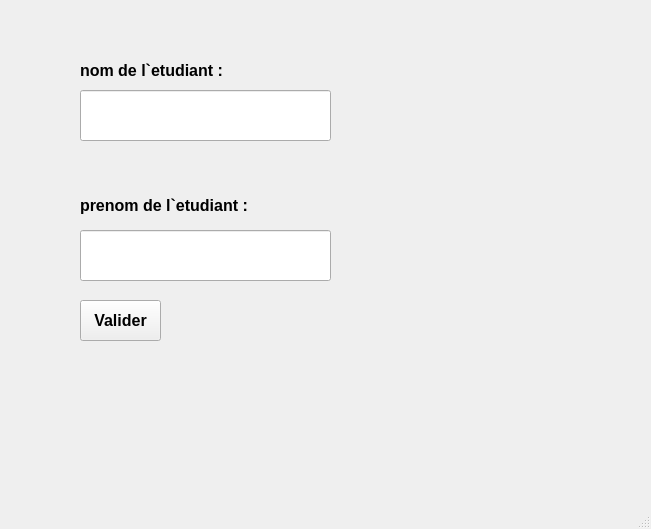
The window that interface_QT.ui (jlebelj/intra_1) describes before a commit, drawn with Qt 5.
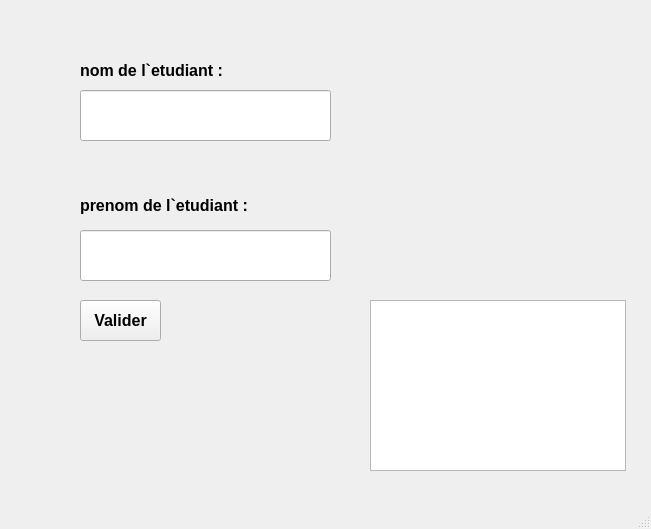
The same window after the commit.

The edit to the form file:
```diff
--- a/interface_QT.ui
+++ b/interface_QT.ui
@@ -101,6 +101,30 @@
      <string>prenom de l`etudiant :</string>
     </property>
    </widget>
+   <widget class="QTextBrowser" name="TB_answer">
+    <property name="geometry">
+     <rect>
+      <x>370</x>
+      <y>300</y>
+      <width>256</width>
+      <height>171</height>
+     </rect>
+    </property>
+    <property name="font">
+     <font>
+      <underline>false</underline>
+      <strikeout>false</strikeout>
+      <kerning>true</kerning>
+     </font>
+    </property>
+    <property name="html">
+     <string>&lt;!DOCTYPE HTML PUBLIC &quot;-//W3C//DTD HTML 4.0//EN&quot; &quot;http://www.w3.org/TR/REC-html40/strict.dtd&quot;&gt;
+&lt;html&gt;&lt;head&gt;&lt;meta name=&quot;qrichtext&quot; content=&quot;1&quot; /&gt;&lt;style type=&quot;text/css&quot;&gt;
+p, li { white-space: pre-wrap; }
+&lt;/style&gt;&lt;/head&gt;&lt;body style=&quot; font-family:'MS Shell Dlg 2'; font-size:12pt; font-weight:400; font-style:normal;&quot;&gt;
+&lt;p style=&quot;-qt-paragraph-type:empty; margin-top:0px; margin-bottom:0px; margin-left:0px; margin-right:0px; -qt-block-indent:0; text-indent:0px;&quot;&gt;&lt;br /&gt;&lt;/p&gt;&lt;/body&gt;&lt;/html&gt;</string>
+    </property>
+   </widget>
   </widget>
   <widget class="QMenuBar" name="menubar">
    <property name="geometry">
```
Left out of the diff: 2 changed lines with no effect on the pictures.
